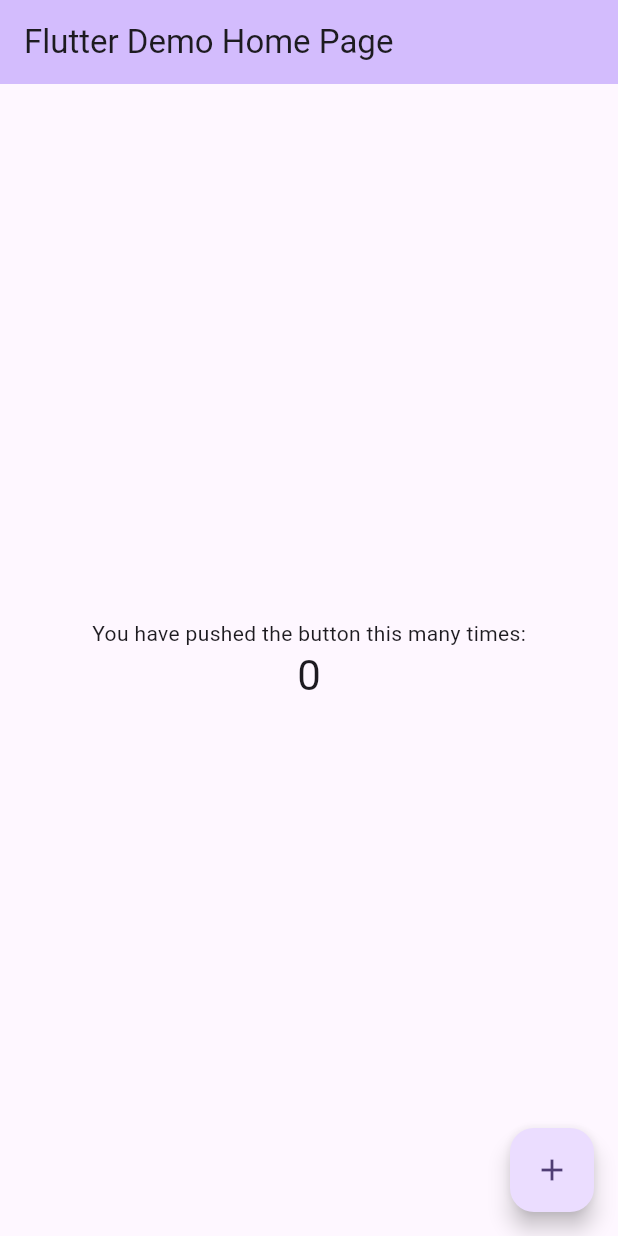
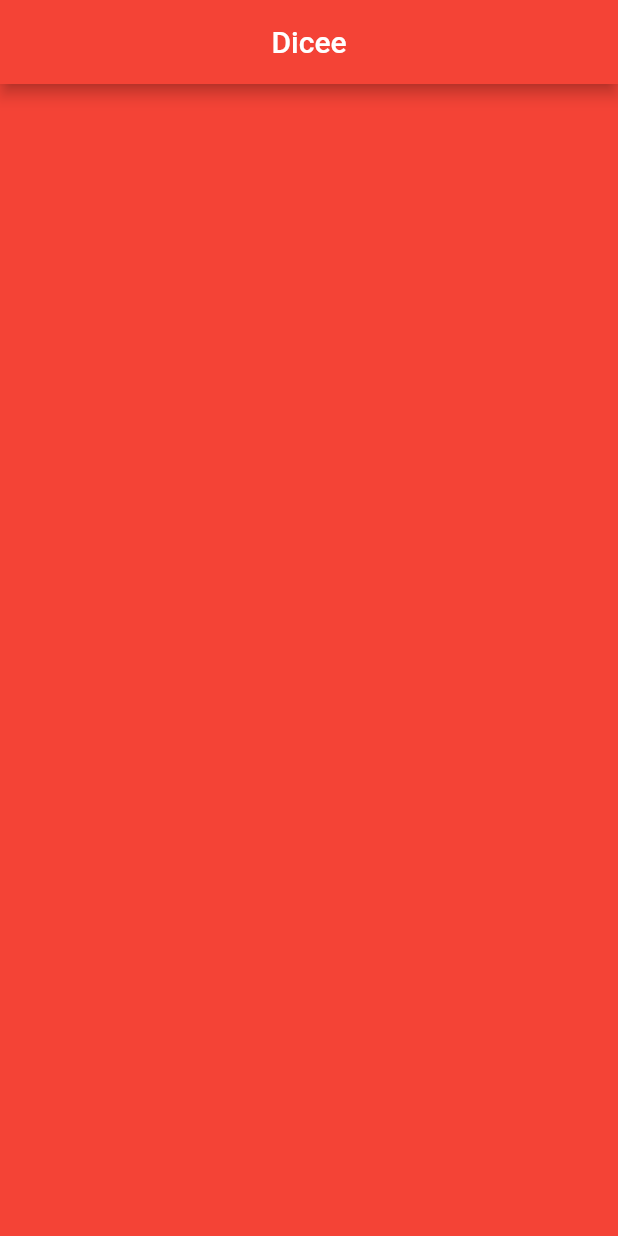
Before and after one commit to jess-alejo/flutter-dicee, a Flutter app: the screen it shows after launch, on a phone screen of 412 x 824 dp. Run offline on Flutter 3.47's test engine with Material 2 defaults, Android fonts, the phone set to English and light mode, and no system bars.

```diff
--- a/lib/main.dart
+++ b/lib/main.dart
@@ -1,125 +1,25 @@
 import 'package:flutter/material.dart';
 
 void main() {
-  runApp(const MyApp());
+  return runApp(
+    MaterialApp(
+      home: Scaffold(
+        backgroundColor: Colors.red,
+        appBar: AppBar(
+          title: Center(
+            child: Text('Dicee'),
+          ),
+          backgroundColor: Colors.red,
+        ),
+        body: DicePage(),
+      ),
+    ),
+  );
 }
 
-class MyApp extends StatelessWidget {
-  const MyApp({super.key});
-
-  // This widget is the root of your application.
+class DicePage extends StatelessWidget {
   @override
   Widget build(BuildContext context) {
-    return MaterialApp(
-      title: 'Flutter Demo',
-      theme: ThemeData(
-        // This is the theme of your application.
-        //
-        // TRY THIS: Try running your application with "flutter run". You'll see
-        // the application has a blue toolbar. Then, without quitting the app,
-        // try changing the seedColor in the colorScheme below to Colors.green
-        // and then invoke "hot reload" (save your changes or press the "hot
-        // reload" button in a Flutter-supported IDE, or press "r" if you used
-        // the command line to start the app).
-        //
-        // Notice that the counter didn't reset back to zero; the application
-        // state is not lost during the reload. To reset the state, use hot
-        // restart instead.
-        //
-        // This works for code too, not just values: Most code changes can be
-        // tested with just a hot reload.
-        colorScheme: ColorScheme.fromSeed(seedColor: Colors.deepPurple),
-        useMaterial3: true,
-      ),
-      home: const MyHomePage(title: 'Flutter Demo Home Page'),
-    );
+    return Container();
   }
 }
-
-class MyHomePage extends StatefulWidget {
-  const MyHomePage({super.key, required this.title});
-
-  // This widget is the home page of your application. It is stateful, meaning
-  // that it has a State object (defined below) that contains fields that affect
-  // how it looks.
-
-  // This class is the configuration for the state. It holds the values (in this
-  // case the title) provided by the parent (in this case the App widget) and
-  // used by the build method of the State. Fields in a Widget subclass are
-  // always marked "final".
-
-  final String title;
-
-  @override
-  State<MyHomePage> createState() => _MyHomePageState();
-}
-
-class _MyHomePageState extends State<MyHomePage> {
-  int _counter = 0;
-
-  void _incrementCounter() {
-    setState(() {
-      // This call to setState tells the Flutter framework that something has
-      // changed in this State, which causes it to rerun the build method below
-      // so that the display can reflect the updated values. If we changed
-      // _counter without calling setState(), then the build method would not be
-      // called again, and so nothing would appear to happen.
-      _counter++;
-    });
-  }
-
-  @override
-  Widget build(BuildContext context) {
-    // This method is rerun every time setState is called, for instance as done
-    // by the _incrementCounter method above.
-    //
-    // The Flutter framework has been optimized to make rerunning build methods
-    // fast, so that you can just rebuild anything that needs updating rather
-    // than having to individually change instances of widgets.
-    return Scaffold(
-      appBar: AppBar(
-        // TRY THIS: Try changing the color here to a specific color (to
-        // Colors.amber, perhaps?) and trigger a hot reload to see the AppBar
-        // change color while the other colors stay the same.
-        backgroundColor: Theme.of(context).colorScheme.inversePrimary,
-        // Here we take the value from the MyHomePage object that was created by
-        // the App.build method, and use it to set our appbar title.
-        title: Text(widget.title),
-      ),
-      body: Center(
-        // Center is a layout widget. It takes a single child and positions it
-        // in the middle of the parent.
-        child: Column(
-          // Column is also a layout widget. It takes a list of children and
-          // arranges them vertically. By default, it sizes itself to fit its
-          // children horizontally, and tries to be as tall as its parent.
-          //
-          // Column has various properties to control how it sizes itself and
-          // how it positions its children. Here we use mainAxisAlignment to
-          // center the children vertically; the main axis here is the vertical
-          // axis because Columns are vertical (the cross axis would be
-          // horizontal).
-          //
-          // TRY THIS: Invoke "debug painting" (choose the "Toggle Debug Paint"
-          // action in the IDE, or press "p" in the console), to see the
-          // wireframe for each widget.
-          mainAxisAlignment: MainAxisAlignment.center,
-          children: <Widget>[
-            const Text(
-              'You have pushed the button this many times:',
-            ),
-            Text(
-              '$_counter',
-              style: Theme.of(context).textTheme.headlineMedium,
-            ),
-          ],
-        ),
-      ),
-      floatingActionButton: FloatingActionButton(
-        onPressed: _incrementCounter,
-        tooltip: 'Increment',
-        child: const Icon(Icons.add),
-      ), // This trailing comma makes auto-formatting nicer for build methods.
-    );
-  }
-}
```
Also changed, not shown: pubspec.yaml (+2 -47 lines), assets/images/dice1.png (added), assets/images/dice2.png (added), assets/images/dice3.png (added), assets/images/dice4.png (added), assets/images/dice5.png (added), assets/images/dice6.png (added), 39 other files.
